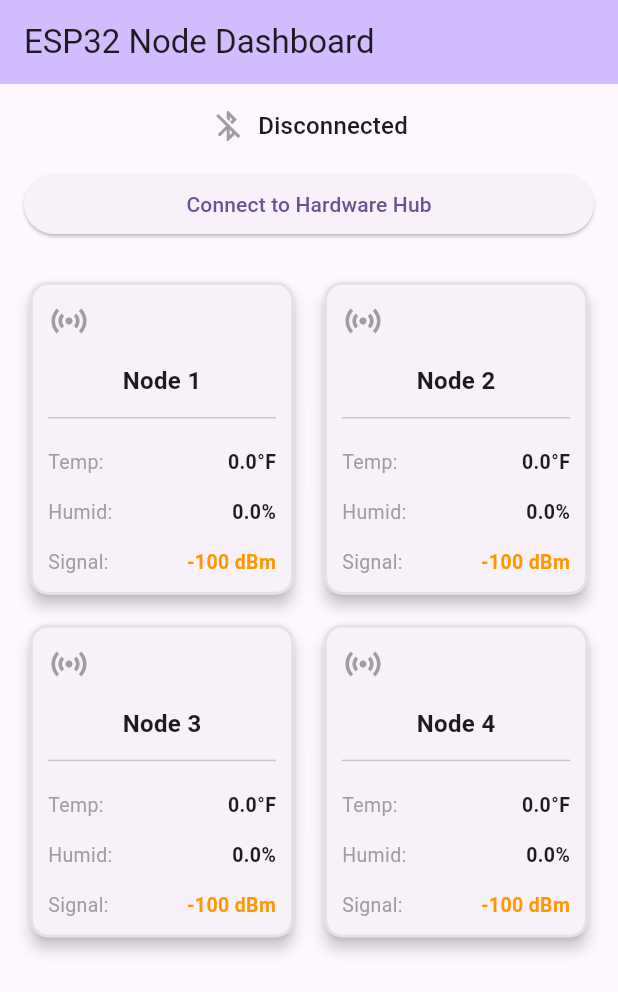
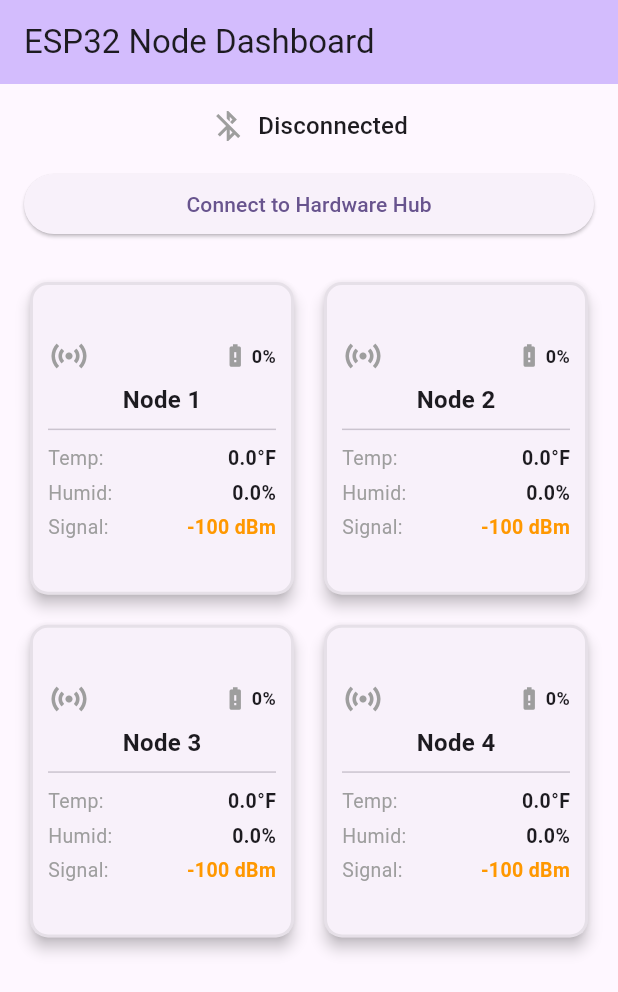
Before and after one commit to rtvoorhees/esp32_ios_reader, a Flutter app: the screen it shows after launch, on a phone screen of 412 x 824 dp. Shown: the top 992 px of the screen. Run offline on Flutter 3.47's test engine with Material 3 defaults, Android fonts, the phone set to English and light mode, and no system bars; our stand-ins replace flutter_blue_plus.

Commit message:
Force display battery status bars unconditionally

```diff
--- a/lib/main.dart
+++ b/lib/main.dart
@@ -39,14 +39,12 @@ class NodeMetrics {
   });
 }
 
-// Locate lines 42-46 and change it precisely to this:
 class ReaderHomePage extends StatefulWidget {
   const ReaderHomePage({super.key});
 
   @override
   State<ReaderHomePage> createState() => _ReaderHomePageState();
 }
-
 
 class _ReaderHomePageState extends State<ReaderHomePage> {
   final BleManager _bleManager = BleManager();
@@ -72,7 +70,6 @@ class _ReaderHomePageState extends State<ReaderHomePage> {
       });
     };
 
-    // Listen to parsed map objects arriving from our updated text parser engine
     _bleManager.onNodesUpdated = (updatedNodes) {
       setState(() {
         _nodes = updatedNodes;
@@ -133,20 +130,18 @@ class _ReaderHomePageState extends State<ReaderHomePage> {
       child: Padding(
         padding: const EdgeInsets.all(12.0),
         child: Column(
-         mainAxisAlignment: MainAxisAlignment.spaceBetween,
+          mainAxisAlignment: MainAxisAlignment.center,
           crossAxisAlignment: CrossAxisAlignment.center,
           children: [
             Row(
               mainAxisAlignment: MainAxisAlignment.spaceBetween,
-
               children: [
                 Icon(Icons.sensors, color: node.isAlive ? Colors.deepPurple : Colors.grey, size: 28),
-                if (node.isAlive)
                 Row(
                   children: [
                     Icon(
                       node.battery > 20 ? Icons.battery_charging_full : Icons.battery_alert,
-                        color: node.battery > 20 ? Colors.green : Colors.red,
+                      color: node.isAlive ? (node.battery > 20 ? Colors.green : Colors.red) : Colors.grey,
                       size: 18,
                     ),
                     const SizedBox(width: 2),
--- a/pubspec.yaml
+++ b/pubspec.yaml
@@ -16,7 +16,7 @@ publish_to: 'none' # Remove this line if you wish to publish to pub.dev
 # https://developer.apple.com/library/archive/documentation/General/Reference/InfoPlistKeyReference/Articles/CoreFoundationKeys.html
 # In Windows, build-name is used as the major, minor, and patch parts
 # of the product and file versions while build-number is used as the build suffix.
-version: 1.5.0+1440
+version: 1.5.0+1450
 
 
 
```
Lines whose indentation alone changed are shown as unchanged.
